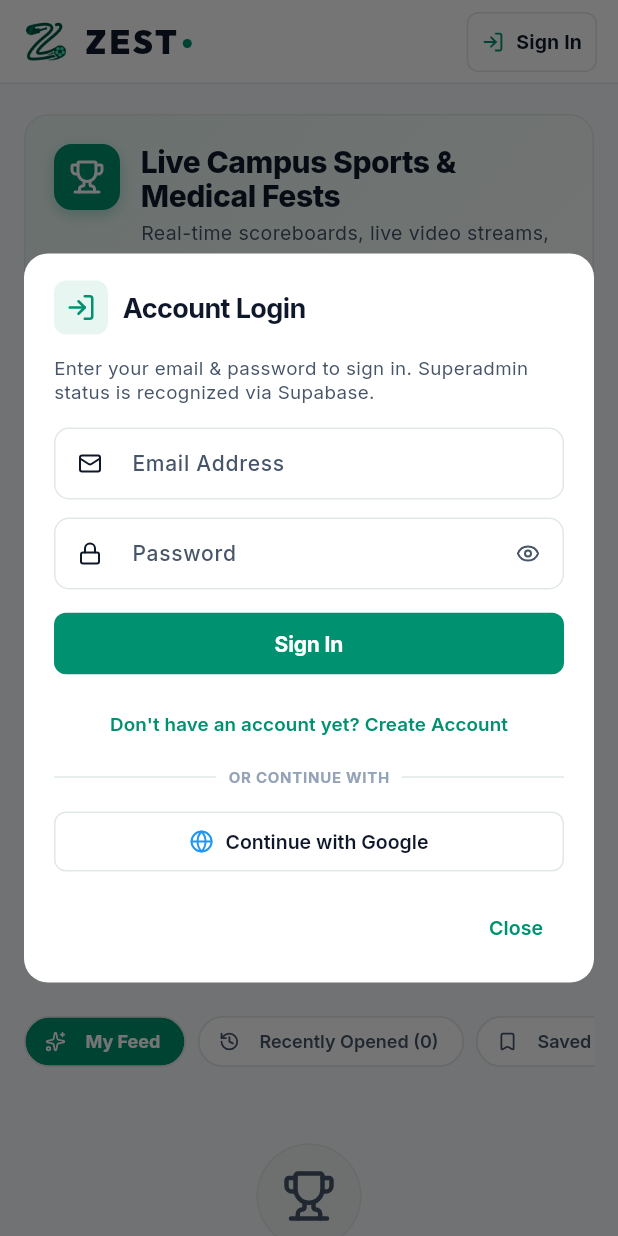
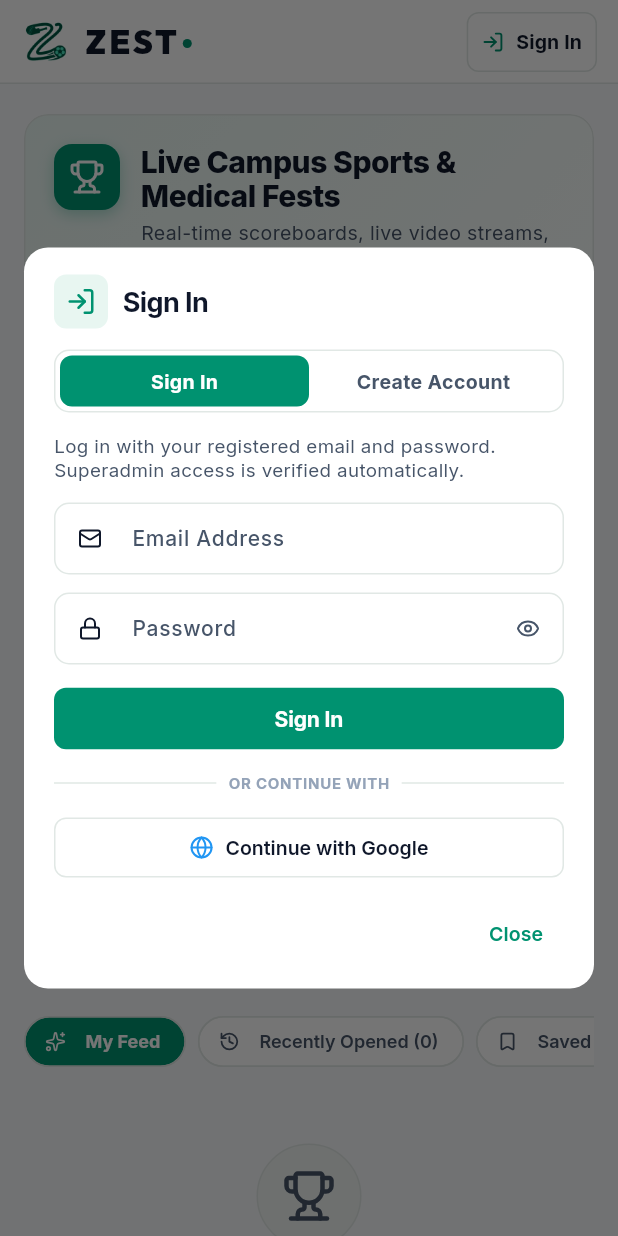
Before and after one commit to ajay8873/sportsbuzz, a Flutter app: the screen it shows after launch, after a tap on "Sign In", on a phone screen of 412 x 824 dp. Run offline on Flutter 3.47's test engine with Material 3 defaults, Android fonts, the light colour scheme and no system bars; our stand-ins replace flutter_riverpod, go_router, google_fonts, lucide_icons_flutter, shared_preferences, supabase_flutter and 1 more; missing offline and left inert: dart:html, dart:ui_web, webview_flutter_android; accounts and stored records are empty; network calls fail.

Commit message:
feat(auth): auto-close modal on login, name field on signup, segmented sign-in switcher

```diff
--- a/lib/presentation/widgets/auth_user_button.dart
+++ b/lib/presentation/widgets/auth_user_button.dart
@@ -1,3 +1,4 @@
+import 'dart:async';
 import 'package:flutter/material.dart';
 import 'package:flutter_riverpod/flutter_riverpod.dart';
 import 'package:go_router/go_router.dart';
@@ -216,6 +217,7 @@
 }
 
 class _SignInDialogState extends State<_SignInDialog> {
+  final _nameController = TextEditingController();
   final _emailController = TextEditingController();
   final _passwordController = TextEditingController();
   bool _isPasswordVisible = false;
@@ -223,16 +225,23 @@
   bool _isLoading = false;
   String? _errorMessage;
   String? _successMessage;
+  StreamSubscription<AppUserProfile?>? _authSubscription;
 
   @override
   void initState() {
     super.initState();
     _loadAutofetchedEmail();
+    // Auto-dismiss dialog as soon as user logs in (e.g. from Google OAuth callback)
+    _authSubscription = AuthService.onAuthStateChange.listen((profile) {
+      if (profile != null && mounted) {
+        Navigator.of(context).maybePop();
+      }
+    });
   }
 
   Future<void> _loadAutofetchedEmail() async {
     final email = await AuthService.getAutofetchedEmail();
-    if (mounted && _emailController.text.isEmpty) {
+    if (mounted && _emailController.text.isEmpty && email.isNotEmpty) {
       setState(() {
         _emailController.text = email;
       });
@@ -241,6 +250,8 @@
 
   @override
   void dispose() {
+    _authSubscription?.cancel();
+    _nameController.dispose();
     _emailController.dispose();
     _passwordController.dispose();
     super.dispose();
@@ -249,6 +260,15 @@
   Future<void> _handleSubmit() async {
     final email = _emailController.text.trim();
     final password = _passwordController.text;
+    final name = _nameController.text.trim();
+
+    if (_isSignUp && name.isEmpty) {
+      setState(() {
+        _errorMessage = 'Please enter your name.';
+        _successMessage = null;
+      });
+      return;
+    }
 
     if (email.isEmpty || !email.contains('@')) {
       setState(() {
@@ -281,7 +301,11 @@
     });
 
     final result = _isSignUp
-        ? await AuthService.signUpWithPassword(email: email, password: password)
+        ? await AuthService.signUpWithPassword(
+            email: email,
+            password: password,
+            displayName: name.isNotEmpty ? name : null,
+          )
         : await AuthService.signInWithPassword(email: email, password: password);
 
     if (!mounted) return;
@@ -292,12 +316,11 @@
 
     if (result.success) {
       if (result.errorMessage != null) {
-        // e.g. Email confirmation notice
         setState(() {
           _successMessage = result.errorMessage;
         });
       } else {
-        Navigator.of(context).pop();
+        Navigator.of(context).maybePop();
         ScaffoldMessenger.of(context).showSnackBar(
           SnackBar(
             content: Text(
@@ -340,7 +363,7 @@
           const SizedBox(width: 10),
           Expanded(
             child: Text(
-              _isSignUp ? 'Create Account' : 'Account Login',
+              _isSignUp ? 'Create New Account' : 'Sign In',
               style: const TextStyle(fontWeight: FontWeight.w700, fontSize: 18),
             ),
           ),
@@ -351,13 +374,98 @@
           mainAxisSize: MainAxisSize.min,
           crossAxisAlignment: CrossAxisAlignment.stretch,
           children: [
+            // Mode Segmented Selector (Sign In vs Create Account)
+            Container(
+              decoration: BoxDecoration(
+                color: AppColors.surface,
+                borderRadius: BorderRadius.circular(10),
+                border: Border.all(color: AppColors.border),
+              ),
+              padding: const EdgeInsets.all(3),
+              child: Row(
+                children: [
+                  Expanded(
+                    child: GestureDetector(
+                      onTap: () {
+                        setState(() {
+                          _isSignUp = false;
+                          _errorMessage = null;
+                          _successMessage = null;
+                        });
+                      },
+                      child: Container(
+                        padding: const EdgeInsets.symmetric(vertical: 8),
+                        decoration: BoxDecoration(
+                          color: !_isSignUp ? AppColors.primary : Colors.transparent,
+                          borderRadius: BorderRadius.circular(8),
+                        ),
+                        alignment: Alignment.center,
+                        child: Text(
+                          'Sign In',
+                          style: TextStyle(
+                            fontSize: 13,
+                            fontWeight: FontWeight.w700,
+                            color: !_isSignUp ? Colors.white : AppColors.textSecondary,
+                          ),
+                        ),
+                      ),
+                    ),
+                  ),
+                  Expanded(
+                    child: GestureDetector(
+                      onTap: () {
+                        setState(() {
+                          _isSignUp = true;
+                          _errorMessage = null;
+                          _successMessage = null;
+                        });
+                      },
+                      child: Container(
+                        padding: const EdgeInsets.symmetric(vertical: 8),
+                        decoration: BoxDecoration(
+                          color: _isSignUp ? AppColors.primary : Colors.transparent,
+                          borderRadius: BorderRadius.circular(8),
+                        ),
+                        alignment: Alignment.center,
+                        child: Text(
+                          'Create Account',
+                          style: TextStyle(
+                            fontSize: 13,
+                            fontWeight: FontWeight.w700,
+                            color: _isSignUp ? Colors.white : AppColors.textSecondary,
+                          ),
+                        ),
+                      ),
+                    ),
+                  ),
+                ],
+              ),
+            ),
+            const SizedBox(height: 14),
+
             Text(
               _isSignUp
-                  ? 'Create an account to host tournaments, manage scorecards, and personalize feeds.'
-                  : 'Enter your email & password to sign in. Superadmin status is recognized via Supabase.',
+                  ? 'Register your account to host tournaments, add co-admins, and customize your experience.'
+                  : 'Log in with your registered email and password. Superadmin access is verified automatically.',
               style: const TextStyle(fontSize: 12.5, color: AppColors.textSecondary, height: 1.3),
             ),
-            const SizedBox(height: 16),
+            const SizedBox(height: 14),
+
+            // Full Name (Only on Create Account mode)
+            if (_isSignUp) ...[
+              TextField(
+                controller: _nameController,
+                keyboardType: TextInputType.name,
+                textInputAction: TextInputAction.next,
+                decoration: const InputDecoration(
+                  labelText: 'Full Name',
+                  hintText: 'e.g. Ajay Mehta',
+                  prefixIcon: Icon(LucideIcons.user, size: 16),
+                  contentPadding: EdgeInsets.symmetric(horizontal: 12, vertical: 12),
+                ),
+              ),
+              const SizedBox(height: 12),
+            ],
 
             // Email Address
             TextField(
@@ -392,7 +500,7 @@
               onSubmitted: (_) => _handleSubmit(),
               decoration: InputDecoration(
                 labelText: 'Password',
-                hintText: _isSignUp ? 'At least 6 characters' : 'Enter password',
+                hintText: _isSignUp ? 'At least 6 characters' : 'Enter your password',
                 prefixIcon: const Icon(LucideIcons.lock, size: 16),
                 suffixIcon: IconButton(
                   icon: Icon(
@@ -463,7 +571,7 @@
               const SizedBox(height: 12),
             ],
 
-            // Sign In / Sign Up Submit Button
+            // Submit Button
             ElevatedButton(
               style: ElevatedButton.styleFrom(
                 backgroundColor: AppColors.primary,
@@ -483,35 +591,7 @@
                       style: const TextStyle(fontWeight: FontWeight.w700, fontSize: 14),
                     ),
             ),
-            const SizedBox(height: 10),
-
-            // Toggle Sign In vs Sign Up
-            Center(
-              child: TextButton(
-                onPressed: () {
-                  setState(() {
-                    _isSignUp = !_isSignUp;
-                    _errorMessage = null;
-                    _successMessage = null;
-                  });
-                },
-                style: TextButton.styleFrom(
-                  visualDensity: VisualDensity.compact,
-                  padding: const EdgeInsets.symmetric(horizontal: 8, vertical: 4),
-                ),
-                child: Text(
-                  _isSignUp
-                      ? 'Already have an account? Sign In'
-                      : "Don't have an account yet? Create Account",
-                  style: const TextStyle(
-                    fontSize: 12.5,
-                    fontWeight: FontWeight.w600,
-                    color: AppColors.primary,
-                  ),
-                ),
-              ),
-            ),
-            const SizedBox(height: 8),
+            const SizedBox(height: 12),
 
             Row(
               children: [
```
Also changed, not shown: lib/core/services/auth_service.dart (+11 -3 lines).
